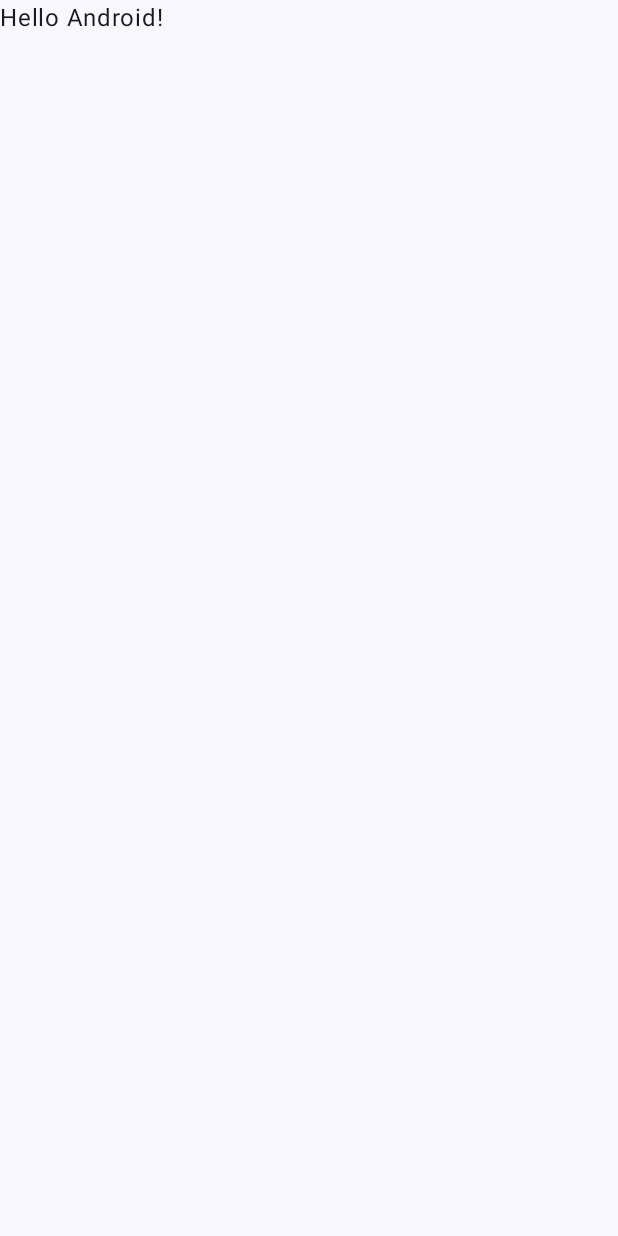
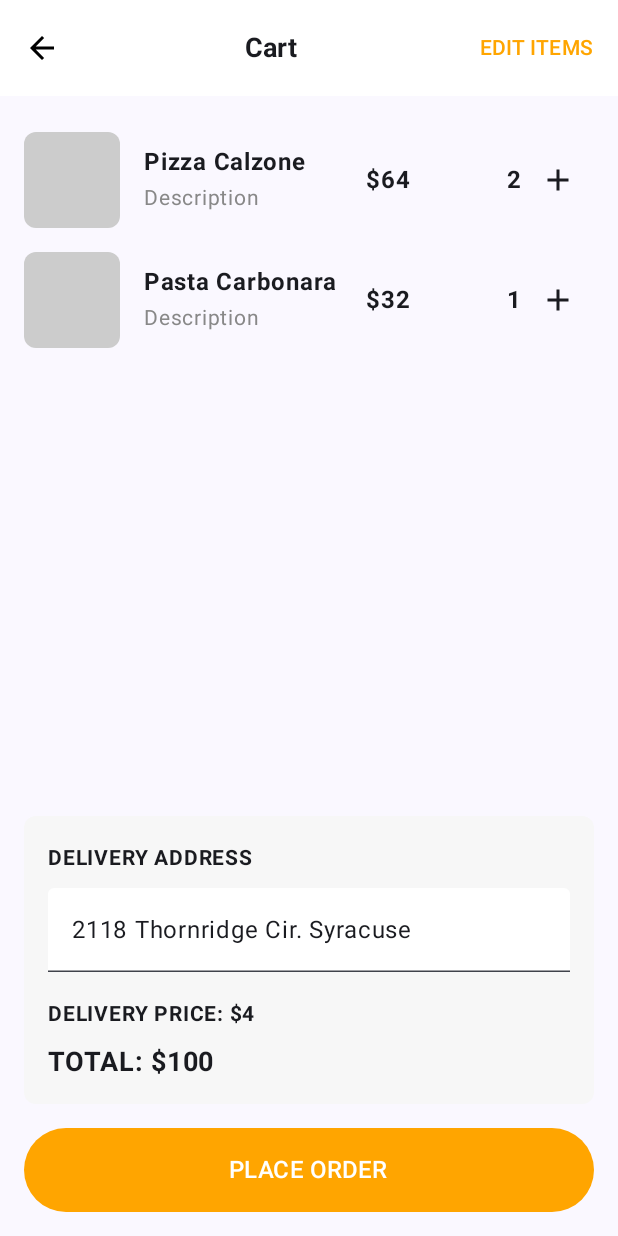
Before and after one commit to chemsou7876/Projet_TDM_frontend, an Android app built with Jetpack Compose: the screen it shows after launch (MainActivity), on a phone screen of 412 x 824 dp. Before the commit the screen is almost empty. Run offline under Robolectric (Android 15) with nearby library versions, the phone set to English and light mode, and no system bars.

Commit message:
Cart half done

```diff
--- a/app/build.gradle.kts
+++ b/app/build.gradle.kts
@@ -5,12 +5,12 @@ plugins {
 
 android {
     namespace = "com.example.projet_tdm"
-    compileSdk = 34
+    compileSdk = 35 // Mis à jour à 35
 
     defaultConfig {
         applicationId = "com.example.projet_tdm"
         minSdk = 25
-        targetSdk = 34
+        targetSdk = 35 // Mis à jour à 35
         versionCode = 1
         versionName = "1.0"
 
@@ -50,12 +50,16 @@ android {
 }
 
 dependencies {
-
     implementation(libs.androidx.core.ktx)
     implementation(libs.androidx.lifecycle.runtime.ktx)
     implementation(libs.androidx.activity.compose)
     implementation(platform(libs.androidx.compose.bom))
     implementation(libs.androidx.ui)
+
+
+    implementation ("androidx.core:core-ktx:1.15.0")
+    implementation ("androidx.compose.ui:ui:1.5.1")
+    implementation ("androidx.compose.material3:material3:1.1.0")
     implementation(libs.androidx.ui.graphics)
     implementation(libs.androidx.ui.tooling.preview)
     implementation(libs.androidx.material3)
--- a/app/src/main/java/com/example/projet_tdm/MainActivity.kt
+++ b/app/src/main/java/com/example/projet_tdm/MainActivity.kt
@@ -3,25 +3,21 @@ package com.example.projet_tdm
 import android.os.Bundle
 import androidx.activity.ComponentActivity
 import androidx.activity.compose.setContent
-import androidx.activity.enableEdgeToEdge
 import androidx.compose.foundation.layout.fillMaxSize
 import androidx.compose.foundation.layout.padding
 import androidx.compose.material3.Scaffold
-import androidx.compose.material3.Text
 import androidx.compose.runtime.Composable
 import androidx.compose.ui.Modifier
-import androidx.compose.ui.tooling.preview.Preview
 import com.example.projet_tdm.ui.theme.Projet_TDMTheme
+import com.example.projet_tdm.ui.theme.Cart.MyCart // Assurez-vous que cet import est correct
 
 class MainActivity : ComponentActivity() {
     override fun onCreate(savedInstanceState: Bundle?) {
         super.onCreate(savedInstanceState)
-        enableEdgeToEdge()
         setContent {
             Projet_TDMTheme {
                 Scaffold(modifier = Modifier.fillMaxSize()) { innerPadding ->
-                    Greeting(
-                        name = "Android",
+                    MyCartScreen(
                         modifier = Modifier.padding(innerPadding)
                     )
                 }
@@ -31,17 +27,6 @@ class MainActivity : ComponentActivity() {
 }
 
 @Composable
-fun Greeting(name: String, modifier: Modifier = Modifier) {
-    Text(
-        text = "Hello $name!",
-        modifier = modifier
-    )
+fun MyCartScreen(modifier: Modifier = Modifier) {
+    MyCart()
 }
-
-@Preview(showBackground = true)
-@Composable
-fun GreetingPreview() {
-    Projet_TDMTheme {
-        Greeting("Android")
-    }
-}
--- /dev/null
+++ b/app/src/main/java/com/example/projet_tdm/ui/theme/Cart/MyCart.kt
@@ -0,0 +1,194 @@
+package com.example.projet_tdm.ui.theme.Cart
+
+import androidx.compose.foundation.background
+import androidx.compose.foundation.border
+import androidx.compose.runtime.mutableStateOf
+import androidx.compose.runtime.remember
+import androidx.compose.runtime.getValue
+import androidx.compose.runtime.setValue
+
+import androidx.compose.foundation.layout.*
+import androidx.compose.foundation.lazy.LazyColumn
+import androidx.compose.foundation.shape.RoundedCornerShape
+import androidx.compose.material.icons.Icons
+import androidx.compose.material.icons.filled.Add
+import androidx.compose.material.icons.filled.ArrowBack
+import androidx.compose.material3.*
+import androidx.compose.runtime.Composable
+import androidx.compose.runtime.mutableStateOf
+import androidx.compose.runtime.remember
+import androidx.compose.ui.Alignment
+import androidx.compose.ui.Modifier
+import androidx.compose.ui.graphics.Color
+import androidx.compose.ui.text.font.FontWeight
+import androidx.compose.ui.text.style.TextAlign
+import androidx.compose.ui.unit.dp
+import androidx.compose.ui.unit.sp
+
+@OptIn(ExperimentalMaterial3Api::class)
+@Composable
+fun MyCart() {
+    Scaffold(
+        topBar = { CartTopBar() },
+        content = { innerPadding ->
+            CartContent(Modifier.padding(innerPadding))
+        }
+    )
+}
+
+@OptIn(ExperimentalMaterial3Api::class)
+@Composable
+fun CartTopBar() {
+    TopAppBar(
+        colors = TopAppBarDefaults.smallTopAppBarColors(containerColor = Color.White),
+        title = {
+            Text(
+                text = "Cart",
+                modifier = Modifier.fillMaxWidth(),
+                textAlign = TextAlign.Center,
+                fontSize = 18.sp,
+                fontWeight = FontWeight.Bold
+            )
+        },
+        navigationIcon = {
+            IconButton(onClick = { /* Action retour */ }) {
+                Icon(
+                    imageVector = Icons.Filled.ArrowBack,
+                    contentDescription = "Back",
+                    tint = Color.Black
+                )
+            }
+        },
+        actions = {
+            TextButton(onClick = { /* Action modifier les articles */ }) {
+                Text(text = "EDIT ITEMS", color = Color(0xFFFFA500))
+            }
+        }
+    )
+}
+
+@Composable
+fun CartContent(modifier: Modifier = Modifier) {
+    Column(
+        modifier = modifier
+            .fillMaxSize()
+            .padding(16.dp)
+    ) {
+        // Liste des articles dans le panier
+        LazyColumn(
+            modifier = Modifier.weight(1f)
+        ) {
+            items(2) { index -> // Exemple d'articles fictifs
+                CartItem(
+                    name = if (index == 0) "Pizza Calzone" else "Pasta Carbonara",
+                    price = if (index == 0) 64 else 32,
+                    quantity = if (index == 0) 2 else 1
+                )
+            }
+        }
+
+        // Section d'informations sur la livraison
+        Spacer(modifier = Modifier.height(16.dp))
+        DeliveryInfoSection(
+
+
+        )
+
+        // Bouton de commande
+        Spacer(modifier = Modifier.height(16.dp))
+        Button(
+            onClick = { /* Action passer la commande */ },
+            modifier = Modifier
+                .fillMaxWidth()
+                .height(56.dp),
+            colors = ButtonDefaults.buttonColors(containerColor = Color(0xFFFFA500))
+        ) {
+            Text(text = "PLACE ORDER", color = Color.White, fontSize = 16.sp)
+        }
+    }
+}
+
+@Composable
+fun CartItem(name: String, price: Int, quantity: Int) {
+    Row(
+        modifier = Modifier
+            .fillMaxWidth()
+            .padding(vertical = 8.dp),
+        verticalAlignment = Alignment.CenterVertically
+    ) {
+        Box(
+            modifier = Modifier
+                .size(64.dp)
+                .background(Color.LightGray, shape = RoundedCornerShape(8.dp))
+        )
+        Spacer(modifier = Modifier.width(16.dp))
+        Column(modifier = Modifier.weight(1f)) {
+            Text(text = name, fontSize = 16.sp, fontWeight = FontWeight.Bold)
+            Text(text = "Description", fontSize = 14.sp, color = Color.Gray)
+        }
+        Spacer(modifier = Modifier.width(16.dp))
+        Text(text = "$$price", fontSize = 16.sp, fontWeight = FontWeight.Bold)
+        Spacer(modifier = Modifier.width(16.dp))
+        Row(verticalAlignment = Alignment.CenterVertically) {
+            IconButton(onClick = { /* Diminuer la quantité */ }) {
+
+            }
+            Text(text = "$quantity", fontSize = 16.sp, fontWeight = FontWeight.Bold)
+            IconButton(onClick = { /* Augmenter la quantité */ }) {
+                Icon(
+                    imageVector = Icons.Filled.Add,
+                    contentDescription = "Plus"
+                )
+            }
+        }
+    }
+}
+
+@OptIn(ExperimentalMaterial3Api::class)
+@Composable
+fun DeliveryInfoSection() {
+    var address by remember { mutableStateOf("2118 Thornridge Cir. Syracuse") }
+
+    Column(
+        modifier = Modifier
+            .fillMaxWidth()
+            .background(Color(0xFFF7F7F7), shape = RoundedCornerShape(8.dp))
+            .padding(16.dp)
+    ) {
+        Row(
+            modifier = Modifier.fillMaxWidth(),
+            horizontalArrangement = Arrangement.SpaceBetween
+        ) {
+            Text(text = "DELIVERY ADDRESS", fontSize = 14.sp, fontWeight = FontWeight.Bold)
+//            TextButton(onClick = { /* Modifier l'adresse */ }) {
+//                Text(text = "EDIT", color = Color(0xFFFFA500))
+//            }
+        }
+
+        TextField(
+            value = address,
+            onValueChange = { address = it },
+            placeholder = { Text(text = "Enter your address") },
+            modifier = Modifier
+                .fillMaxWidth()
+                .padding(vertical = 8.dp)
+                .border(1.dp, Color.Transparent, RoundedCornerShape(8.dp)),
+            colors = TextFieldDefaults.textFieldColors(
+                containerColor = Color.White
+            )
+        )
+
+        Spacer(modifier = Modifier.height(8.dp))
+        Text(text = "DELIVERY PRICE: $4", fontSize = 14.sp, fontWeight = FontWeight.Bold)
+        Spacer(modifier = Modifier.height(8.dp))
+        Row(
+            modifier = Modifier.fillMaxWidth(),
+            horizontalArrangement = Arrangement.SpaceBetween
+        ) {
+            Text(text = "TOTAL: $100", fontSize = 18.sp, fontWeight = FontWeight.Bold)
+//            TextButton(onClick = { /* Voir les détails */ }) {
+//                Text(text = "Breakdown >", color = Color(0xFFFFA500))
+//            }
+        }
+    }
+}
--- a/gradle/libs.versions.toml
+++ b/gradle/libs.versions.toml
@@ -1,5 +1,5 @@
 [versions]
-agp = "8.6.0"
+agp = "8.7.1"
 kotlin = "1.9.0"
 coreKtx = "1.15.0"
 junit = "4.13.2"
```
Also changed, not shown: gradle/wrapper/gradle-wrapper.properties.
